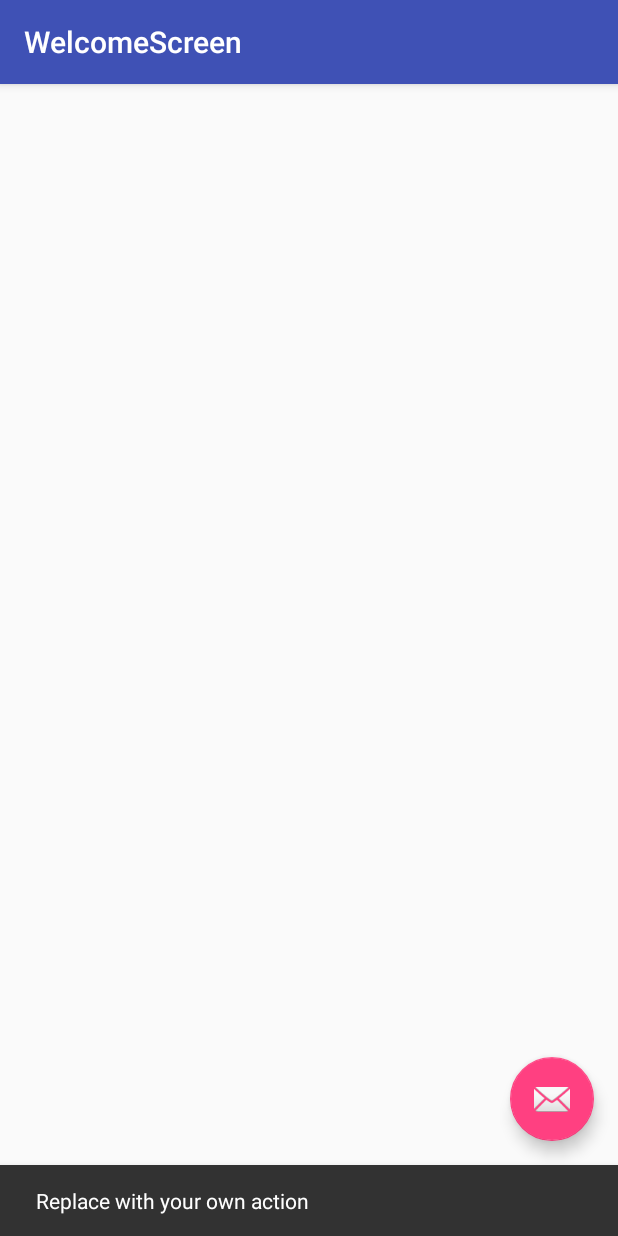
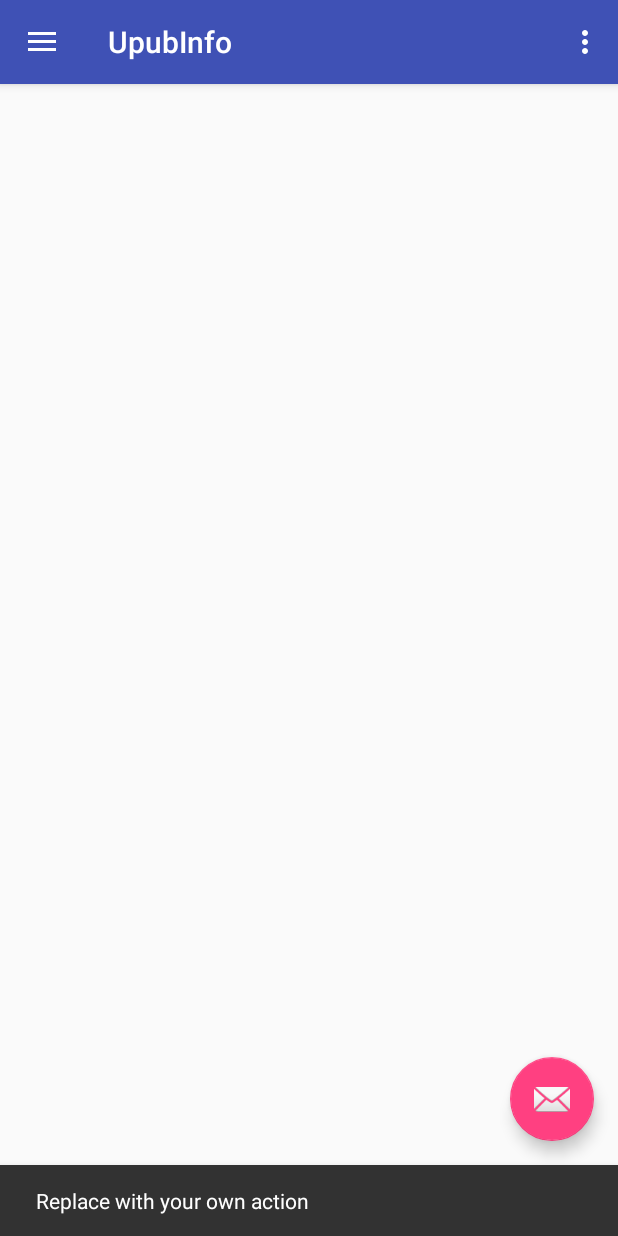
Before and after one commit to EPL361-Omada1-7waysOut/TheUpub, an Android app: the screen it shows after launch (WelcomeScreen before the commit, UpubInfo after it), after a tap on an icon or button, on a phone screen of 412 x 824 dp. Run offline under Robolectric (Android 15) with nearby library versions, the phone set to English and light mode, and no system bars.

Commit message:
Creating Info Activity Deleting old Activity

```diff
--- /dev/null
+++ b/app/src/main/java/com/example/georg/theupub/UpubInfo.java
@@ -0,0 +1,101 @@
+package com.example.georg.theupub;
+
+import android.os.Bundle;
+import android.support.design.widget.FloatingActionButton;
+import android.support.design.widget.Snackbar;
+import android.view.View;
+import android.support.design.widget.NavigationView;
+import android.support.v4.view.GravityCompat;
+import android.support.v4.widget.DrawerLayout;
+import android.support.v7.app.ActionBarDrawerToggle;
+import android.support.v7.app.AppCompatActivity;
+import android.support.v7.widget.Toolbar;
+import android.view.Menu;
+import android.view.MenuItem;
+
+public class UpubInfo extends AppCompatActivity
+        implements NavigationView.OnNavigationItemSelectedListener {
+
+    @Override
+    protected void onCreate(Bundle savedInstanceState) {
+        super.onCreate(savedInstanceState);
+        setContentView(R.layout.activity_upub_info);
+        Toolbar toolbar = (Toolbar) findViewById(R.id.toolbar);
+        setSupportActionBar(toolbar);
+
+        FloatingActionButton fab = (FloatingActionButton) findViewById(R.id.fab);
+        fab.setOnClickListener(new View.OnClickListener() {
+            @Override
+            public void onClick(View view) {
+                Snackbar.make(view, "Replace with your own action", Snackbar.LENGTH_LONG)
+                        .setAction("Action", null).show();
+            }
+        });
+
+        DrawerLayout drawer = (DrawerLayout) findViewById(R.id.drawer_layout);
+        ActionBarDrawerToggle toggle = new ActionBarDrawerToggle(
+                this, drawer, toolbar, R.string.navigation_drawer_open, R.string.navigation_drawer_close);
+        drawer.setDrawerListener(toggle);
+        toggle.syncState();
+
+        NavigationView navigationView = (NavigationView) findViewById(R.id.nav_view);
+        navigationView.setNavigationItemSelectedListener(this);
+    }
+
+    @Override
+    public void onBackPressed() {
+        DrawerLayout drawer = (DrawerLayout) findViewById(R.id.drawer_layout);
+        if (drawer.isDrawerOpen(GravityCompat.START)) {
+            drawer.closeDrawer(GravityCompat.START);
+        } else {
+            super.onBackPressed();
+        }
+    }
+
+    @Override
+    public boolean onCreateOptionsMenu(Menu menu) {
+        // Inflate the menu; this adds items to the action bar if it is present.
+        getMenuInflater().inflate(R.menu.upub_info, menu);
+        return true;
+    }
+
+    @Override
+    public boolean onOptionsItemSelected(MenuItem item) {
+        // Handle action bar item clicks here. The action bar will
+        // automatically handle clicks on the Home/Up button, so long
+        // as you specify a parent activity in AndroidManifest.xml.
+        int id = item.getItemId();
+
+        //noinspection SimplifiableIfStatement
+        if (id == R.id.action_settings) {
+            return true;
+        }
+
+        return super.onOptionsItemSelected(item);
+    }
+
+    @SuppressWarnings("StatementWithEmptyBody")
+    @Override
+    public boolean onNavigationItemSelected(MenuItem item) {
+        // Handle navigation view item clicks here.
+        int id = item.getItemId();
+
+        if (id == R.id.nav_camara) {
+            // Handle the camera action
+        } else if (id == R.id.nav_gallery) {
+
+        } else if (id == R.id.nav_slideshow) {
+
+        } else if (id == R.id.nav_manage) {
+
+        } else if (id == R.id.nav_share) {
+
+        } else if (id == R.id.nav_send) {
+
+        }
+
+        DrawerLayout drawer = (DrawerLayout) findViewById(R.id.drawer_layout);
+        drawer.closeDrawer(GravityCompat.START);
+        return true;
+    }
+}
--- a/app/src/main/java/com/example/georg/theupub/WelcomeScreen.java
+++ /dev/null
@@ -1,29 +0,0 @@
-package com.example.georg.theupub;
-
-import android.os.Bundle;
-import android.support.design.widget.FloatingActionButton;
-import android.support.design.widget.Snackbar;
-import android.support.v7.app.AppCompatActivity;
-import android.support.v7.widget.Toolbar;
-import android.view.View;
-
-public class WelcomeScreen extends AppCompatActivity {
-
-    @Override
-    protected void onCreate(Bundle savedInstanceState) {
-        super.onCreate(savedInstanceState);
-        setContentView(R.layout.activity_welcome_screen);
-        Toolbar toolbar = (Toolbar) findViewById(R.id.toolbar);
-        setSupportActionBar(toolbar);
-
-        FloatingActionButton fab = (FloatingActionButton) findViewById(R.id.fab);
-        fab.setOnClickListener(new View.OnClickListener() {
-            @Override
-            public void onClick(View view) {
-                Snackbar.make(view, "Replace with your own action", Snackbar.LENGTH_LONG)
-                        .setAction("Action", null).show();
-            }
-        });
-    }
-
-}
--- /dev/null
+++ b/app/src/main/res/layout/activity_upub_info.xml
@@ -0,0 +1,17 @@
+<?xml version="1.0" encoding="utf-8"?>
+<android.support.v4.widget.DrawerLayout xmlns:android="http://schemas.android.com/apk/res/android"
+    xmlns:app="http://schemas.android.com/apk/res-auto"
+    xmlns:tools="http://schemas.android.com/tools" android:id="@+id/drawer_layout"
+    android:layout_width="match_parent" android:layout_height="match_parent"
+    android:fitsSystemWindows="true" tools:openDrawer="start">
+
+    <include layout="@layout/app_bar_upub_info" android:layout_width="match_parent"
+        android:layout_height="match_parent" />
+
+    <android.support.design.widget.NavigationView android:id="@+id/nav_view"
+        android:layout_width="wrap_content" android:layout_height="match_parent"
+        android:layout_gravity="start" android:fitsSystemWindows="true"
+        app:headerLayout="@layout/nav_header_upub_info"
+        app:menu="@menu/activity_upub_info_drawer" />
+
+</android.support.v4.widget.DrawerLayout>
--- a/app/src/main/res/layout/activity_welcome_screen.xml
+++ b/app/src/main/res/layout/app_bar_upub_info.xml
@@ -4,7 +4,7 @@
     xmlns:app="http://schemas.android.com/apk/res-auto"
     xmlns:tools="http://schemas.android.com/tools" android:layout_width="match_parent"
     android:layout_height="match_parent" android:fitsSystemWindows="true"
-    tools:context="com.example.georg.theupub.WelcomeScreen">
+    tools:context="com.example.georg.theupub.UpubInfo">
 
     <android.support.design.widget.AppBarLayout android:layout_height="wrap_content"
         android:layout_width="match_parent" android:theme="@style/AppTheme.AppBarOverlay">
@@ -15,7 +15,7 @@
 
     </android.support.design.widget.AppBarLayout>
 
-    <include layout="@layout/content_welcome_screen" />
+    <include layout="@layout/content_upub_info" />
 
     <android.support.design.widget.FloatingActionButton android:id="@+id/fab"
         android:layout_width="wrap_content" android:layout_height="wrap_content"
--- a/app/src/main/res/layout/content_welcome_screen.xml
+++ b/app/src/main/res/layout/content_upub_info.xml
@@ -7,7 +7,6 @@
     android:paddingTop="@dimen/activity_vertical_margin"
     android:paddingBottom="@dimen/activity_vertical_margin"
     app:layout_behavior="@string/appbar_scrolling_view_behavior"
-    tools:showIn="@layout/activity_welcome_screen"
-    tools:context="com.example.georg.theupub.WelcomeScreen">
+    tools:showIn="@layout/app_bar_upub_info" tools:context="com.example.georg.theupub.UpubInfo">
 
 </RelativeLayout>
--- /dev/null
+++ b/app/src/main/res/menu/activity_upub_info_drawer.xml
@@ -0,0 +1,16 @@
+<?xml version="1.0" encoding="utf-8"?>
+<menu xmlns:android="http://schemas.android.com/apk/res/android">
+
+    <group android:checkableBehavior="single">
+        <item android:id="@+id/nav_camara" android:icon="@android:drawable/ic_menu_camera"
+            android:title="@string/Info" />
+        <item android:id="@+id/nav_gallery" android:icon="@android:drawable/ic_menu_gallery"
+            android:title="@string/Menu" />
+        <item android:id="@+id/nav_slideshow" android:icon="@android:drawable/ic_menu_slideshow"
+            android:title="@string/Offers" />
+        <item android:id="@+id/nav_manage" android:icon="@android:drawable/ic_menu_manage"
+            android:title="@string/Events" />
+    </group>
+
+
+</menu>
--- a/app/src/main/res/menu/menu_main.xml
+++ b/app/src/main/res/menu/upub_info.xml
@@ -1,6 +1,6 @@
+<?xml version="1.0" encoding="utf-8"?>
 <menu xmlns:android="http://schemas.android.com/apk/res/android"
-    xmlns:app="http://schemas.android.com/apk/res-auto"
-    xmlns:tools="http://schemas.android.com/tools" tools:context=".MainActivity">
+    xmlns:app="http://schemas.android.com/apk/res-auto">
     <item android:id="@+id/action_settings" android:title="@string/action_settings"
         android:orderInCategory="100" app:showAsAction="never" />
 </menu>
--- a/app/src/main/res/values/dimens.xml
+++ b/app/src/main/res/values/dimens.xml
@@ -3,4 +3,7 @@
     <dimen name="activity_horizontal_margin">16dp</dimen>
     <dimen name="activity_vertical_margin">16dp</dimen>
     <dimen name="fab_margin">16dp</dimen>
+    <!-- Default screen margins, per the Android Design guidelines. -->
+    <dimen name="nav_header_vertical_spacing">16dp</dimen>
+    <dimen name="nav_header_height">160dp</dimen>
 </resources>
--- a/app/src/main/res/values/strings.xml
+++ b/app/src/main/res/values/strings.xml
@@ -2,4 +2,12 @@
     <string name="app_name">TheUpub</string>
     <string name="action_settings">Settings</string>
     <string name="title_activity_welcome_screen">WelcomeScreen</string>
+    <string name="navigation_drawer_open">Open navigation drawer</string>
+    <string name="navigation_drawer_close">Close navigation drawer</string>
+    <string name="title_activity_upub_info">UpubInfo</string>
+    <string name="Menu">Menu</string>
+    <string name="Offers">Offers</string>
+    <string name="Info">Info</string>
+    <string name="Events">Events</string>
+
 </resources>
```
Also changed, not shown: app/src/main/AndroidManifest.xml (+7 -5 lines), app/src/main/res/drawable/side_nav_bar.xml (added, +9 -0 lines), app/src/main/res/layout/nav_header_upub_info.xml (added, +23 -0 lines).
